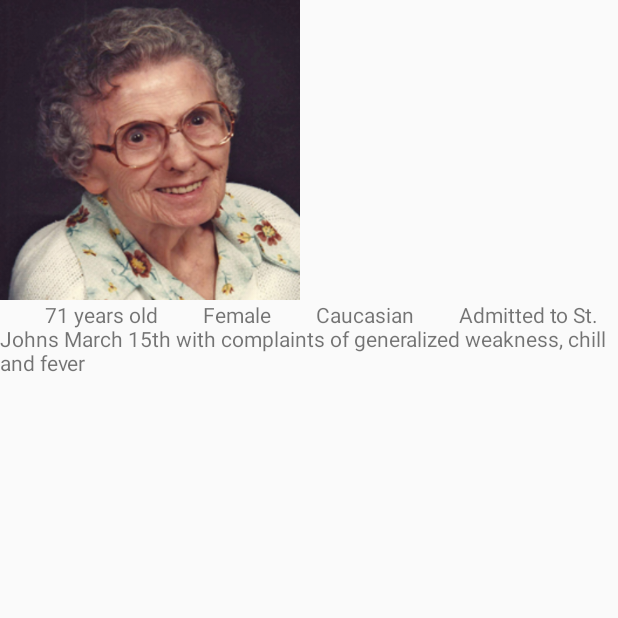
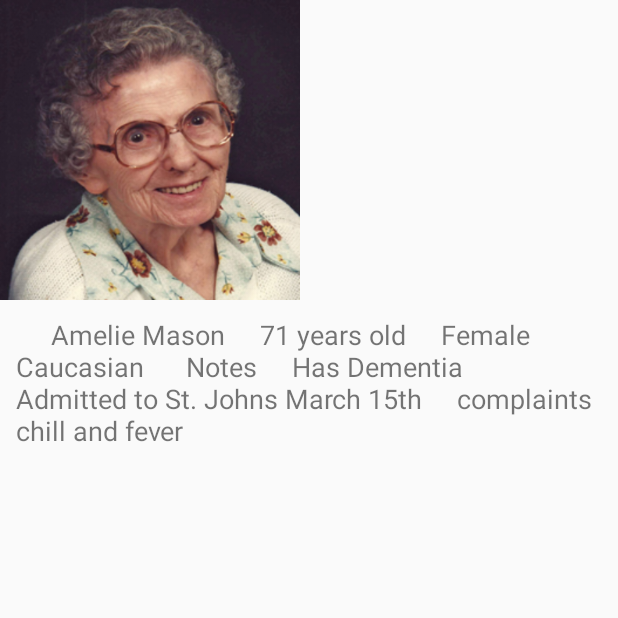
Before and after one commit to chengstephen/cs160_design07, an Android app: the PatientProfileActivity screen opened directly, with no data from a screen before it, on a phone screen of 412 x 824 dp, the top half of it. Run offline under Robolectric (Android 15) with nearby library versions, the phone set to English and light mode, and no system bars.

Commit message:
profile description, almost done. Just need to fix new line

```diff
--- a/app/src/main/res/layout/patientprofile.xml
+++ b/app/src/main/res/layout/patientprofile.xml
@@ -16,10 +16,19 @@
         android:id="@+id/textView2"
         android:layout_width="match_parent"
         android:layout_height="match_parent"
+        android:layout_margin="5dp"
+        android:layout_weight="5"
+        android:padding="5dp"
         android:text="
-        71 years old
-        Female
-        Caucasian
-        Admitted to St. Johns March 15th with complaints of generalized weakness, chill and fever" />
+    Amelie Mason
+    71 years old
+    Female
+    Caucasian
+
+    Notes
+    Has Dementia
+    Admitted to St. Johns March 15th
+    complaints chill and fever"
+        android:textSize="18sp" />
 
 </LinearLayout>
```
